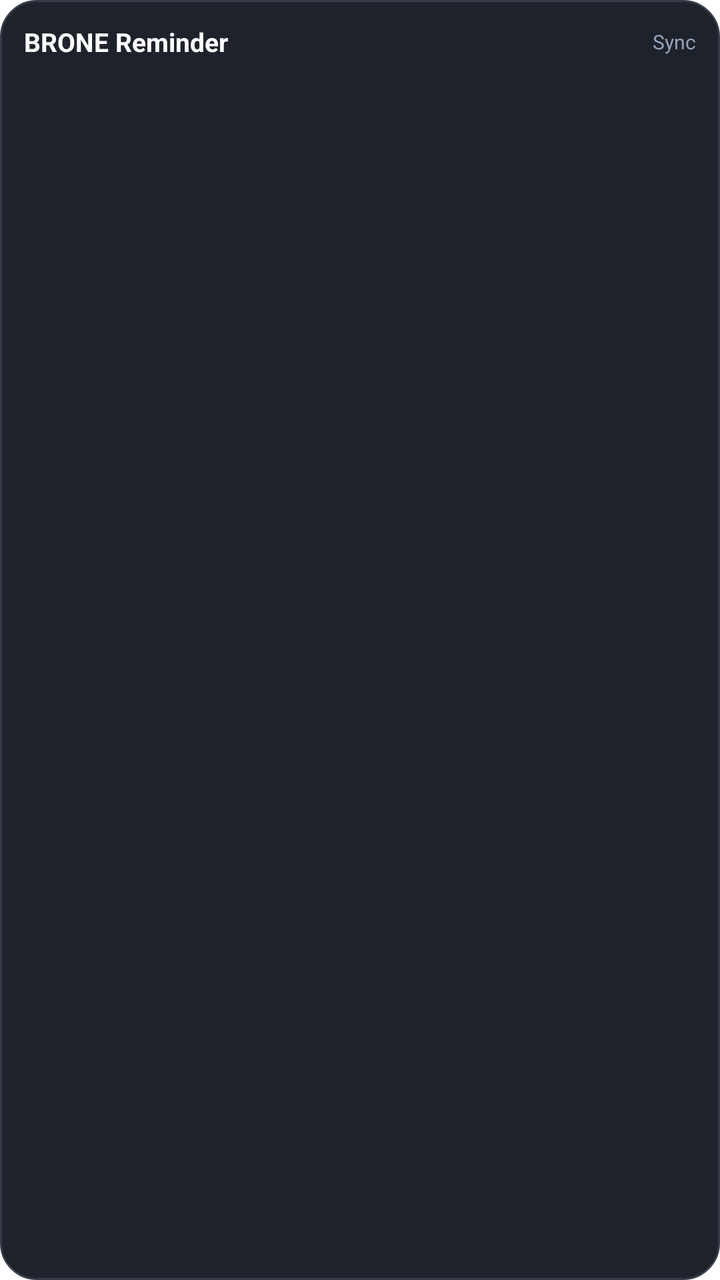
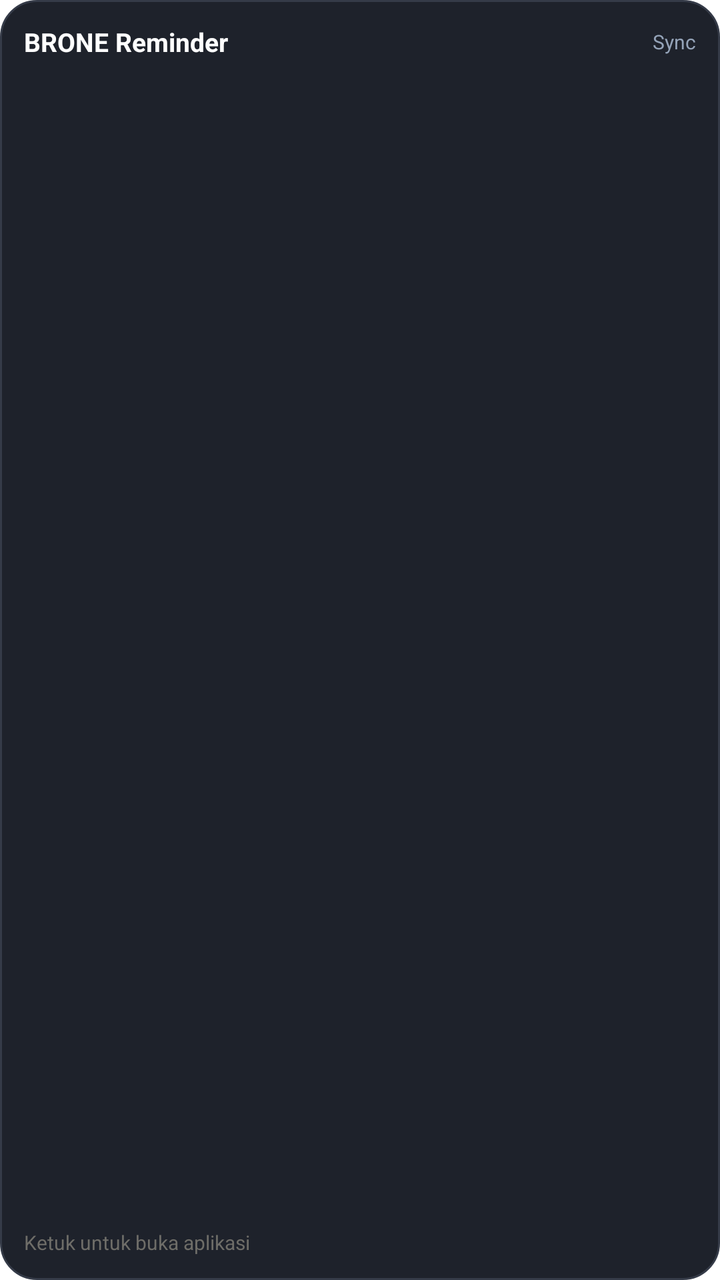

Compare the two renders of this Android layout. The source of the first and the diff that turns it into the second are given below.
<!-- AndroidManifest.xml: application theme Theme.reminder_widget -->
<!-- res/layout/widget_reminder_layout.xml -->
<?xml version="1.0" encoding="utf-8"?>
<LinearLayout xmlns:android="http://schemas.android.com/apk/res/android"
    android:id="@+id/widget_root"
    android:layout_width="match_parent"
    android:layout_height="match_parent"
    android:background="@drawable/widget_background"
    android:orientation="vertical"
    android:padding="12dp">

    
    <LinearLayout
        android:layout_width="match_parent"
        android:layout_height="wrap_content"
        android:gravity="center_vertical"
        android:orientation="horizontal"
        android:paddingBottom="8dp">

        <TextView
            android:layout_width="0dp"
            android:layout_height="wrap_content"
            android:layout_weight="1"
            android:text="BRONE Reminder"
            android:textColor="#ffffff"
            android:textSize="13sp"
            android:textStyle="bold" />

        <TextView
            android:id="@+id/widget_sync_time"
            android:layout_width="wrap_content"
            android:layout_height="wrap_content"
            android:text="Sync"
            android:textColor="#94a3b8"
            android:textSize="10sp" />
    </LinearLayout>

    
    <ListView
        android:id="@+id/widget_task_list"
        android:layout_width="match_parent"
        android:layout_height="0dp"
        android:layout_weight="1"
        android:divider="@null"
        android:dividerHeight="0dp"
        android:scrollbars="none" />

    
    <LinearLayout
        android:id="@+id/widget_empty_view"
        android:layout_width="match_parent"
        android:layout_height="0dp"
        android:layout_weight="1"
        android:gravity="center"
        android:orientation="vertical"
        android:visibility="gone">

        <TextView
            android:layout_width="wrap_content"
            android:layout_height="wrap_content"
            android:text="Tidak ada deadline mendekat"
            android:textColor="#38bdf8"
            android:textSize="12sp"
            android:textStyle="bold" />

        <TextView
            android:layout_width="wrap_content"
            android:layout_height="wrap_content"
            android:layout_marginTop="2dp"
            android:text="Buka aplikasi untuk sinkronisasi"
            android:textColor="#64748b"
            android:textSize="10sp" />
    </LinearLayout>

</LinearLayout>
<!-- resources referenced by this layout -->
<resources>
  <!-- drawable widget_background (drawable) -->
  <?xml version="1.0" encoding="utf-8"?>
  <shape xmlns:android="http://schemas.android.com/apk/res/android"
      android:shape="rectangle">
      <solid android:color="#1e222b" />
      <stroke
          android:width="1dp"
          android:color="#353b48" />
      <corners android:radius="18dp" />
  </shape>
  <style name="Theme.reminder_widget" parent="Theme.MaterialComponents.DayNight.NoActionBar">
          
      </style>
</resources>

<!-- the commit's change to res/layout/widget_reminder_layout.xml (unified diff, before → after) -->
@@ -31,6 +31,35 @@
             android:text="Sync"
             android:textColor="#94a3b8"
             android:textSize="10sp" />
+    </LinearLayout>
+
+    
+    <LinearLayout
+        android:id="@+id/widget_hero"
+        android:layout_width="match_parent"
+        android:layout_height="wrap_content"
+        android:orientation="vertical"
+        android:paddingBottom="6dp"
+        android:visibility="gone">
+
+        <TextView
+            android:id="@+id/widget_hero_count"
+            android:layout_width="wrap_content"
+            android:layout_height="wrap_content"
+            android:fontFamily="monospace"
+            android:textColor="#C14A4A"
+            android:textSize="20sp"
+            android:textStyle="bold" />
+
+        <TextView
+            android:id="@+id/widget_hero_sub"
+            android:layout_width="wrap_content"
+            android:layout_height="wrap_content"
+            android:layout_marginTop="2dp"
+            android:ellipsize="end"
+            android:maxLines="1"
+            android:textColor="#B8B6B0"
+            android:textSize="11sp" />
     </LinearLayout>
 
     
@@ -70,4 +99,12 @@
             android:textSize="10sp" />
     </LinearLayout>
 
+    <TextView
+        android:layout_width="wrap_content"
+        android:layout_height="wrap_content"
+        android:layout_marginTop="4dp"
+        android:text="Ketuk untuk buka aplikasi"
+        android:textColor="#6E6D68"
+        android:textSize="10sp" />
+
 </LinearLayout>
